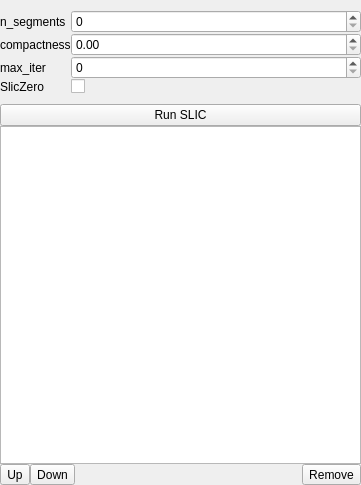
Old version of the form ilastik/workflows/voxelSegmentation/slicViewerControls.ui in the repository ilastik/ilastik.
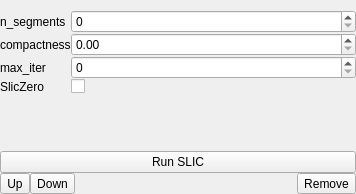
New version of the form. Icons and pictures are not drawn. Custom widgets are drawn as their Qt base class.

Commit message: Move slic controls to applet drawer + show default number of segments

The edit to the form file:
```diff
--- a/ilastik/workflows/voxelSegmentation/slicViewerControls.ui
+++ b/ilastik/workflows/voxelSegmentation/slicViewerControls.ui
@@ -6,8 +6,8 @@
    <rect>
     <x>0</x>
     <y>0</y>
-    <width>361</width>
-    <height>485</height>
+    <width>356</width>
+    <height>194</height>
    </rect>
   </property>
   <property name="sizePolicy">
@@ -96,16 +96,6 @@
      </property>
     </widget>
    </item>
-   <item>
-    <widget class="LayerWidget" name="layerWidget">
-     <property name="sizePolicy">
-      <sizepolicy hsizetype="Preferred" vsizetype="Expanding">
-       <horstretch>0</horstretch>
-       <verstretch>0</verstretch>
-      </sizepolicy>
-     </property>
-    </widget>
-   </item>
    <item>
     <layout class="QHBoxLayout" name="horizontalLayout_4">
      <item>
@@ -167,13 +157,6 @@
    </item>
   </layout>
  </widget>
- <customwidgets>
-  <customwidget>
-   <class>LayerWidget</class>
-   <extends>QListView</extends>
-   <header>volumina.widgets.layerwidget</header>
-  </customwidget>
- </customwidgets>
  <resources/>
  <connections/>
 </ui>
```
Left out of the diff: 11 changed lines with no effect on the pictures. The commit also changes 5 other files.
